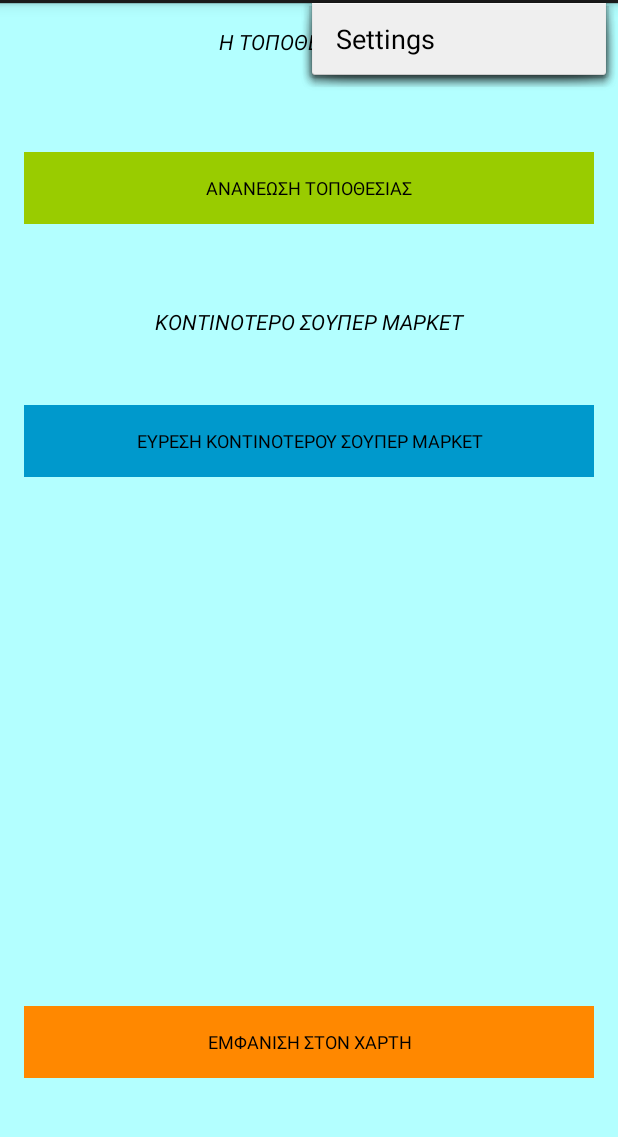
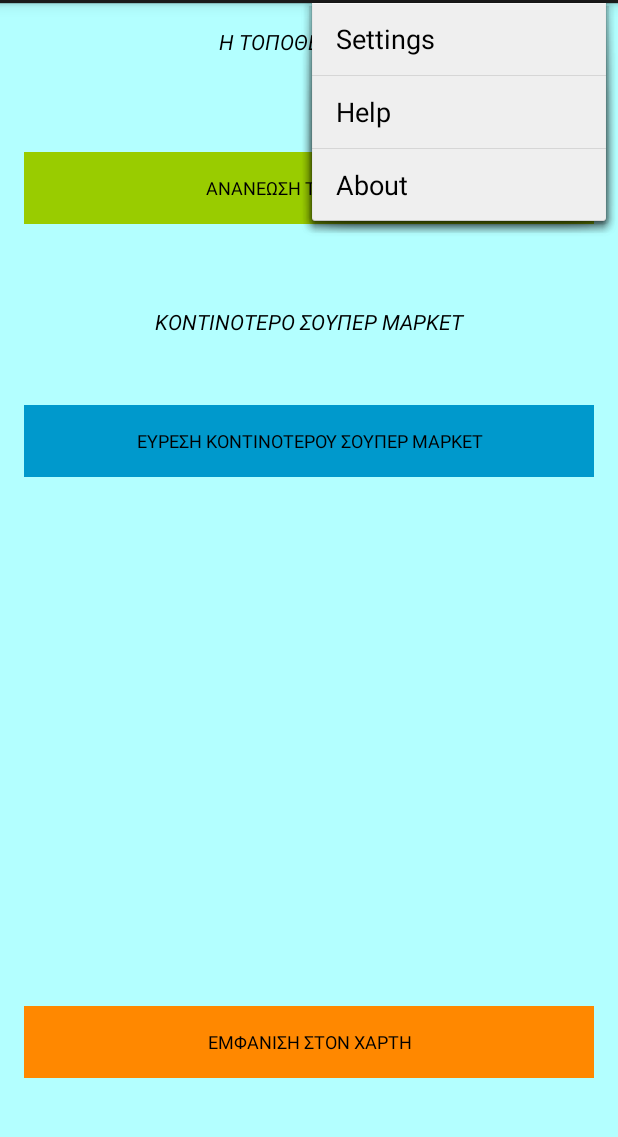
Before and after one commit to Mental1993/LazyTracker, an Android app: the screen it shows after launch (MainActivity), with the options menu open, on a phone screen of 412 x 824 dp, the part 69-1206 px from its top. Run offline under Robolectric (Android 15) with nearby library versions, the phone set to English and light mode, and no system bars.

Commit message:
Update
-Προσθηκη OverFlow Menu στο ActionBar
-Δημιουργια Dialog για τα κουμπια About και Help

```diff
--- a/LazyTracker/app/src/main/res/menu/my_menu.xml
+++ b/LazyTracker/app/src/main/res/menu/my_menu.xml
@@ -5,6 +5,22 @@
 
     <item android:id="@+id/action_settings"
         android:title="@string/action_settings"
-        android:orderInCategory="100"
-        app:showAsAction="never"></item>
+        app:showAsAction="ifRoom|withText">
+
+    </item>
+
+    <item android:id="@+id/help"
+        android:title="@string/help"
+        app:showAsAction="ifRoom|withText"
+        android:onClick="showAlertHelp">
+
+    </item>
+
+    <item android:id="@+id/about"
+        android:title="@string/about"
+        app:showAsAction="ifRoom|withText"
+        android:onClick="showAlertAbout">
+
+    </item>
+
 </menu>
--- a/LazyTracker/app/src/main/res/values/strings.xml
+++ b/LazyTracker/app/src/main/res/values/strings.xml
@@ -2,4 +2,9 @@
     <string name="app_name">Lazy Tracker</string>
 
     <string name="action_settings">Settings</string>
+
+    <string name="help">Help</string>
+
+    <string name="about">About</string>
+
 </resources>
```
Also changed, not shown: LazyTracker/app/src/main/AndroidManifest.xml (+5 -5 lines), LazyTracker/app/src/main/java/com/example/mental/lazytracker/MainActivity.java (+77 -0 lines), LazyTracker/app/src/main/res/mipmap-xhdpi/ic_launcher_48.jpg (added).
